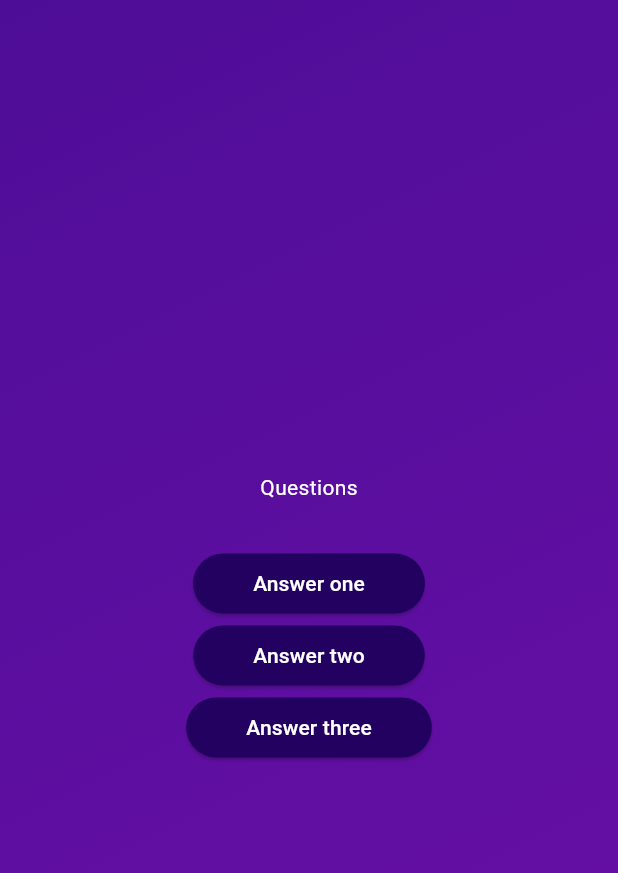
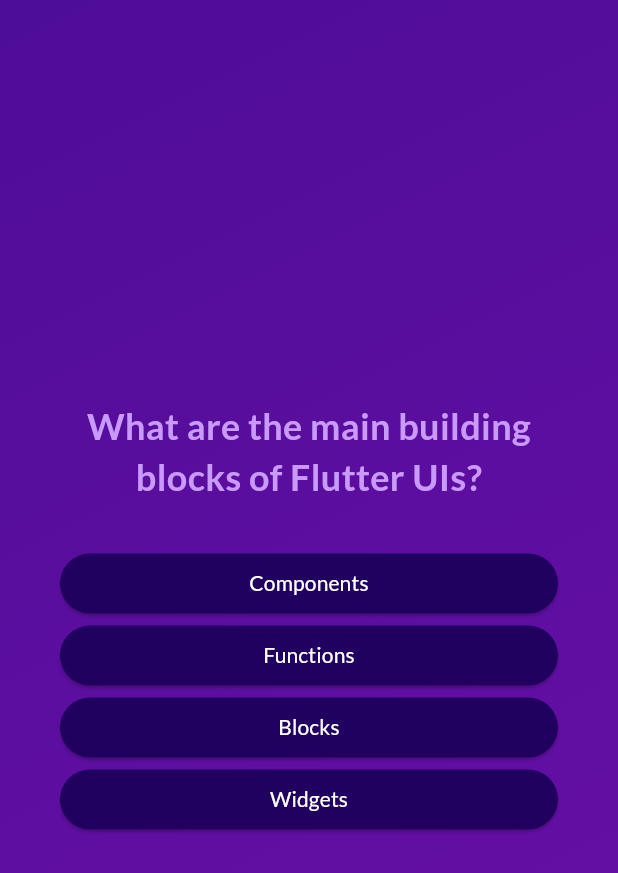
Before and after one commit to Abdullah-Majeed/quiz_app, a Flutter app: the screen it shows after launch, after a tap on "Start Quiz", on a phone screen of 412 x 824 dp. Shown: the top 873 px of the screen. Run offline on Flutter 3.47's test engine with Material 3 defaults, Android fonts, the phone set to English and light mode, and no system bars; our stand-ins replace google_fonts.

Commit message:
quiz app working complete

```diff
--- a/lib/cidgets/custom_elevated_button.dart
+++ b/lib/cidgets/custom_elevated_button.dart
@@ -1,4 +1,5 @@
 import 'package:flutter/material.dart';
+import 'package:google_fonts/google_fonts.dart';
 
 class CustomElevatedButton extends StatelessWidget {
   const CustomElevatedButton(
@@ -11,11 +12,18 @@ class CustomElevatedButton extends StatelessWidget {
     return ElevatedButton(
         onPressed: onTap,
         style: ElevatedButton.styleFrom(
-          padding: const EdgeInsets.symmetric(vertical: 10,horizontal: 40),
-          backgroundColor: const Color.fromARGB(2550, 33, 1, 95),
-          foregroundColor: Colors.white,
-          shape:RoundedRectangleBorder(borderRadius: BorderRadius.circular(40))
-        ),
-        child: Text(answerText));
+            padding: const EdgeInsets.symmetric(vertical: 10, horizontal: 40),
+            backgroundColor: const Color.fromARGB(255, 33, 1, 95),
+            foregroundColor: Colors.white,
+            shape: RoundedRectangleBorder(
+                borderRadius: BorderRadius.circular(40))),
+        child: Text(
+          answerText,
+          textAlign: TextAlign.center,
+          style: GoogleFonts.lato(
+            color: Colors.white,
+            // fontSize: 16,
+          ),
+        ));
   }
 }
--- a/lib/models/quiz_questions.dart
+++ b/lib/models/quiz_questions.dart
@@ -1,7 +1,12 @@
-class QuizQuestions{
-
-  const QuizQuestions(this.text,this .answers);
+class QuizQuestions {
+  const QuizQuestions(this.text, this.answers);
 
   final String text;
   final List<String> answers;
+
+  List<String> getShuffledAnswers() {
+    final shuffledList = List.of(answers);
+    shuffledList.shuffle();
+    return shuffledList;
+  }
 }
--- a/lib/questions_screen.dart
+++ b/lib/questions_screen.dart
@@ -1,33 +1,55 @@
 import 'package:flutter/material.dart';
 import 'package:quiz_app/cidgets/custom_elevated_button.dart';
+import 'package:quiz_app/data/questions.dart';
+import 'package:google_fonts/google_fonts.dart';
 
 class QuestionsScreen extends StatefulWidget {
-  const QuestionsScreen({super.key});
+  const QuestionsScreen({super.key, required this.onSelectAnswer});
+  final void Function(String answer) onSelectAnswer;
   @override
   State<QuestionsScreen> createState() => _QuestionScreenState();
 }
 
 class _QuestionScreenState extends State<QuestionsScreen> {
+  var currentQuestionIndex = 0;
+
+  void handleAnswerConfim(String selectedAnswer) {
+    widget.onSelectAnswer(selectedAnswer);
+    setState(() {
+      currentQuestionIndex++;
+    });
+  }
+
   @override
   Widget build(context) {
-    return SizedBox(
+    final currentQuestion = questions[currentQuestionIndex];
+    return Container(
+      margin: const EdgeInsets.all(40),
+      child: SizedBox(
         width: double.infinity,
         child: Column(
           mainAxisAlignment: MainAxisAlignment.center,
+          crossAxisAlignment: CrossAxisAlignment.stretch,
           children: [
-          const Text(
-            'Questions',
-            style: TextStyle(
-              color: Colors.white,
-            ),
-          ),
+            Text(currentQuestion.text,
+                textAlign: TextAlign.center,
+                style: GoogleFonts.lato(
+                  color: const Color.fromARGB(255, 201, 153, 251),
+                  fontSize: 24,
+                  fontWeight: FontWeight.bold,
+                )),
             const SizedBox(
               height: 30.0,
             ),
-          CustomElevatedButton(answerText: "Answer one", onTap: () {}),
-          CustomElevatedButton(answerText: "Answer two", onTap: () {}),
-          CustomElevatedButton(answerText: "Answer three", onTap: () {}),
+            ...currentQuestion
+                .getShuffledAnswers()
+                .map((eachAnswer) => (CustomElevatedButton(
+                    answerText: eachAnswer,
+                    onTap: () {
+                      handleAnswerConfim(eachAnswer);
+                    })))
           ],
+        ),
       ),
     );
   }
--- a/lib/quiz.dart
+++ b/lib/quiz.dart
@@ -1,5 +1,7 @@
 import 'package:flutter/material.dart';
+import 'package:quiz_app/data/questions.dart';
 import 'package:quiz_app/questions_screen.dart';
+import 'package:quiz_app/result_screen.dart';
 import 'package:quiz_app/start_screen.dart';
 
 class Quiz extends StatefulWidget {
@@ -11,17 +13,41 @@ class Quiz extends StatefulWidget {
 
 class _QuizState extends State<Quiz> {
   Widget? activeScreen;
-
-@override
+  List<String> selectedAnswers = [];
+  @override
   void initState() {
     super.initState();
-    activeScreen= StartScreen(switchScreen);
+    activeScreen = StartScreen(switchScreen);
   }
-  void switchScreen () {
+
+  void switchScreen() {
     setState(() {
-      activeScreen = const QuestionsScreen();
+      activeScreen = QuestionsScreen(
+        onSelectAnswer: chooseAnswer,
+      );
     });
   }
+
+  void chooseAnswer(String answer) {
+    selectedAnswers.add(answer);
+    if (selectedAnswers.length == questions.length) {
+      setState(() {
+        // selectedAnswers = [];
+        activeScreen = ResultScreen(
+          chosenAnswer: selectedAnswers,
+          restartScreen: restartScreen,
+        );
+      });
+    }
+  }
+
+  void restartScreen() {
+    setState(() {
+      selectedAnswers = [];
+      activeScreen = StartScreen(switchScreen);
+    });
+  }
+
   @override
   Widget build(BuildContext context) {
     return MaterialApp(
--- a/lib/start_screen.dart
+++ b/lib/start_screen.dart
@@ -1,4 +1,5 @@
 import 'package:flutter/material.dart';
+import 'package:google_fonts/google_fonts.dart';
 
 class StartScreen extends StatelessWidget {
   const StartScreen(this.startQuiz, {super.key});
@@ -15,10 +16,10 @@ class StartScreen extends StatelessWidget {
           color: const Color.fromARGB(150, 255, 255, 255),
         ),
         const SizedBox(height: 80),
-        const Text(
+        Text(
           'Learn Flutter the fun way!',
-          style: TextStyle(
-            color: Color.fromARGB(255, 237, 223, 252),
+          style: GoogleFonts.lato(
+            color: const Color.fromARGB(255, 237, 223, 252),
             fontSize: 24,
           ),
         ),
@@ -31,7 +32,8 @@ class StartScreen extends StatelessWidget {
           ),
           icon: const Icon(Icons.arrow_right_alt),
           onPressed: startQuiz,
-          label: const Text('Start Quiz'),
+          label: Text('Start Quiz',
+              style: GoogleFonts.lato(color: Colors.white, fontSize: 14)),
         )
       ],
     ));
--- a/pubspec.yaml
+++ b/pubspec.yaml
@@ -36,6 +36,7 @@ dependencies:
   # The following adds the Cupertino Icons font to your application.
   # Use with the CupertinoIcons class for iOS style icons.
   cupertino_icons: ^1.0.2
+  google_fonts: ^6.2.1
 
 dev_dependencies:
   flutter_test:
@@ -47,6 +48,7 @@ dev_dependencies:
   # package. See that file for information about deactivating specific lint
   # rules and activating additional ones.
   flutter_lints: ^2.0.0
+
 
 # For information on the generic Dart part of this file, see the
 # following page: https://dart.dev/tools/pub/pubspec
```
Also changed, not shown: lib/questions_summary/questions_identifier.dart (added, +29 -0 lines), lib/questions_summary/questions_summary.dart (added, +24 -0 lines), lib/questions_summary/summary_item.dart (added, +58 -0 lines), lib/result_screen.dart (added, +71 -0 lines), pubspec.lock, 2 other files. Lines whose indentation alone changed are shown as unchanged.
